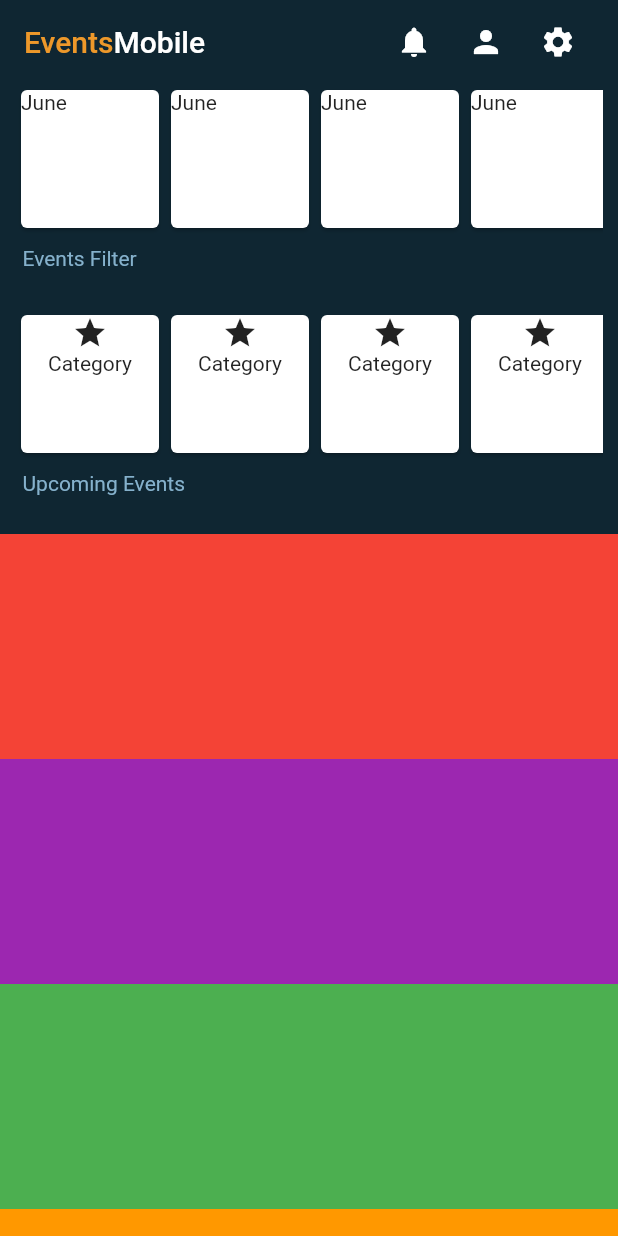
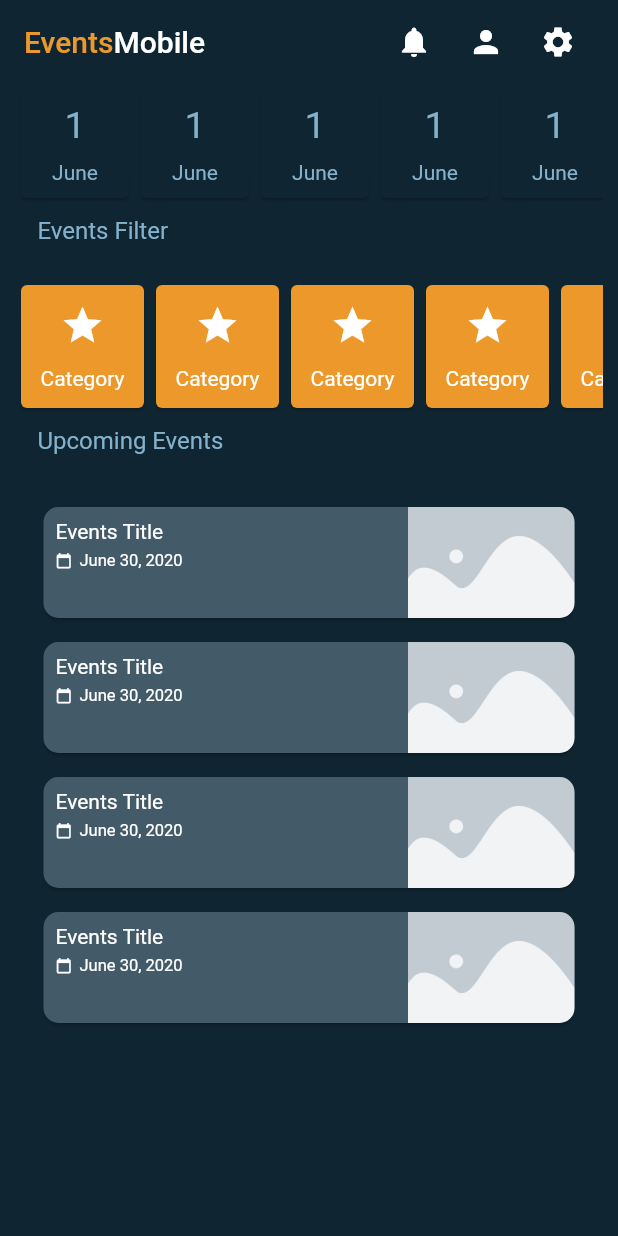
Before and after one commit to josiahmaharaj/doggo, a Flutter app: the screen it shows after launch, on a phone screen of 412 x 824 dp. Run offline on Flutter 3.47's test engine with Material 2 defaults, Android fonts, the light colour scheme and no system bars; our stand-ins replace flutter_dotenv; Roboto replaces fonts that are missing (OpenSans).

Commit message:
added ui elements - updated

```diff
--- a/lib/components/colors.dart
+++ b/lib/components/colors.dart
@@ -4,5 +4,5 @@ const emPrimaryColor = Color(0xFF85B1CC);
 // const emAccentColor = Color(0xFF44db5e);
 const emAccentColor = Color(0xFFED982A);
 const emHighlightColor = Color(0xFFFFEBCD);
-const emPrimaryColorDark = Color(0xFF192134);
+const emPrimaryColorDark = Color(0xFF435A69);
 const emBackgroundColor = Color(0xFF0F2632);
--- a/lib/screens/home.dart
+++ b/lib/screens/home.dart
@@ -1,5 +1,8 @@
 import 'dart:async';
 
+import 'package:events_mobile/widgets/calendar_card.dart';
+import 'package:events_mobile/widgets/category_card.dart';
+import 'package:events_mobile/widgets/event_card.dart';
 import 'package:flutter/material.dart';
 import '../components/colors.dart';
 
@@ -57,16 +60,14 @@ class Home extends StatelessWidget {
               SliverToBoxAdapter(
                 child: Container(
                   padding: EdgeInsets.fromLTRB(10.0, 0.0, 10.0, 0.0),
-                  height: 100.0,
+                  height: 80.0,
                   child: ListView.builder(
                     scrollDirection: Axis.horizontal,
                     itemCount: 10,
                     itemBuilder: (context, index) {
                       return Container(
-                        width: 100.0,
-                        child: Card(
-                          child: Text('June'),
-                        ),
+                        width: 80.0,
+                        child: CalendarCard(),
                       );
                     },
                   ),
@@ -74,56 +75,44 @@ class Home extends StatelessWidget {
               ),
               SliverToBoxAdapter(
                 child: Container(
-                  padding: EdgeInsets.fromLTRB(15.0, 8.0, 15.0, 0.0),
+                  padding: EdgeInsets.fromLTRB(25.0, 8.0, 25.0, 0.0),
                   height: 50.0,
                   child: Text(
                     'Events Filter',
-                    style: TextStyle(color: emPrimaryColor),
+                    style: TextStyle(color: emPrimaryColor, fontSize: 16.0),
                   ),
                 ),
               ),
               SliverToBoxAdapter(
                 child: Container(
                   padding: EdgeInsets.fromLTRB(10.0, 0.0, 10.0, 0.0),
-                  height: 100.0,
+                  height: 90.0,
                   child: ListView.builder(
                     scrollDirection: Axis.horizontal,
                     itemCount: 10,
                     itemBuilder: (context, index) {
-                      return Container(
-                        width: 100.0,
-                        child: Card(
-                            child: Column(
-                          children: <Widget>[
-                            Icon(Icons.star),
-                            Text('Category')
-                          ],
-                        )),
-                      );
+                      return CategoryCard();
                     },
                   ),
                 ),
               ),
               SliverToBoxAdapter(
                 child: Container(
-                  padding: EdgeInsets.fromLTRB(15.0, 8.0, 15.0, 0.0),
+                  padding: EdgeInsets.fromLTRB(25.0, 8.0, 25.0, 0.0),
                   height: 50.0,
                   child: Text(
                     'Upcoming Events',
-                    style: TextStyle(color: emPrimaryColor),
+                    style: TextStyle(color: emPrimaryColor, fontSize: 16.0),
                   ),
                 ),
               ),
-              SliverFixedExtentList(
-                itemExtent: 150.0,
+              SliverList(
                 delegate: SliverChildListDelegate(
                   [
-                    Container(color: Colors.red),
-                    Container(color: Colors.purple),
-                    Container(color: Colors.green),
-                    Container(color: Colors.orange),
-                    Container(color: Colors.yellow),
-                    Container(color: Colors.pink),
+                    EventCard(),
+                    EventCard(),
+                    EventCard(),
+                    EventCard(),
                   ],
                 ),
               ),
--- /dev/null
+++ b/lib/widgets/calendar_card.dart
@@ -0,0 +1,26 @@
+import 'package:events_mobile/components/colors.dart';
+import 'package:flutter/material.dart';
+
+class CalendarCard extends StatelessWidget {
+  const CalendarCard({Key key}) : super(key: key);
+
+  @override
+  Widget build(BuildContext context) {
+    return Card(
+      color: emBackgroundColor,
+      child: Column(
+        mainAxisAlignment: MainAxisAlignment.spaceEvenly,
+        children: <Widget>[
+          Text(
+            '1',
+            style: TextStyle(fontSize: 25, color: emPrimaryColor),
+          ),
+          Text(
+            'June',
+            style: TextStyle(color: emPrimaryColor),
+          ),
+        ],
+      ),
+    );
+  }
+}
--- /dev/null
+++ b/lib/widgets/category_card.dart
@@ -0,0 +1,32 @@
+import 'package:events_mobile/components/colors.dart';
+import 'package:flutter/material.dart';
+
+class CategoryCard extends StatelessWidget {
+  const CategoryCard({Key key}) : super(key: key);
+
+  @override
+  Widget build(BuildContext context) {
+    return Container(
+      width: 90,
+      child: Card(
+        color: emAccentColor,
+        child: Column(
+          mainAxisAlignment: MainAxisAlignment.spaceEvenly,
+          children: <Widget>[
+            Icon(
+              Icons.star,
+              color: Colors.white,
+              size: 30.0,
+            ),
+            Text(
+              'Category',
+              style: TextStyle(
+                color: Colors.white,
+              ),
+            ),
+          ],
+        ),
+      ),
+    );
+  }
+}
--- /dev/null
+++ b/lib/widgets/event_card.dart
@@ -0,0 +1,64 @@
+import 'package:events_mobile/components/colors.dart';
+import 'package:flutter/material.dart';
+
+class EventCard extends StatelessWidget {
+  const EventCard({Key key}) : super(key: key);
+
+  @override
+  Widget build(BuildContext context) {
+    return Container(
+      height: 90,
+      padding: EdgeInsets.fromLTRB(25.0, 8.0, 25.0, 0.0),
+      child: Card(
+        shape: RoundedRectangleBorder(
+          borderRadius: BorderRadius.circular(10.0),
+        ),
+        color: emPrimaryColorDark,
+        child: Row(
+          mainAxisAlignment: MainAxisAlignment.spaceBetween,
+          children: <Widget>[
+            Padding(
+              padding: EdgeInsets.all(8.0),
+              child: Column(
+                crossAxisAlignment: CrossAxisAlignment.start,
+                children: <Widget>[
+                  Text(
+                    'Events Title',
+                    style: TextStyle(fontSize: 14, color: Colors.white),
+                  ),
+                  SizedBox(
+                    height: 5,
+                  ),
+                  Row(
+                    children: <Widget>[
+                      Icon(
+                        Icons.calendar_today,
+                        size: 11,
+                        color: Colors.white,
+                      ),
+                      SizedBox(
+                        width: 5,
+                      ),
+                      Text(
+                        'June 30, 2020',
+                        style: TextStyle(fontSize: 11, color: Colors.white),
+                      ),
+                    ],
+                  ),
+                ],
+              ),
+            ),
+            ClipRRect(
+              borderRadius: BorderRadius.only(
+                  topRight: Radius.circular(10),
+                  bottomRight: Radius.circular(10)),
+              child: Image.asset(
+                'assets/placeholder.png',
+              ),
+            )
+          ],
+        ),
+      ),
+    );
+  }
+}
```
Also changed, not shown: pubspec.yaml (+3 -9 lines), assets/placeholder.png (added).
